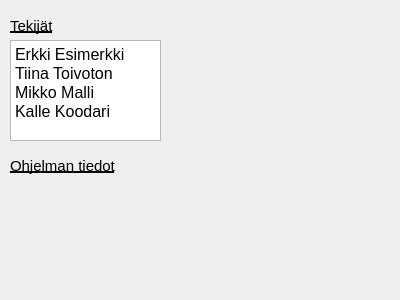
The window that DialogMakersWindow.ui (TimoKuukka/hirviporukka_app) describes before a commit, drawn with Qt 5.
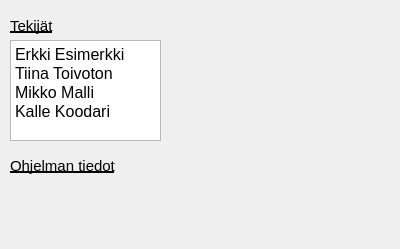
The same window after the commit.

```diff
--- a/DialogMakersWindow.ui
+++ b/DialogMakersWindow.ui
@@ -7,7 +7,7 @@
     <x>0</x>
     <y>0</y>
     <width>400</width>
-    <height>300</height>
+    <height>249</height>
    </rect>
   </property>
   <property name="windowTitle">
```
